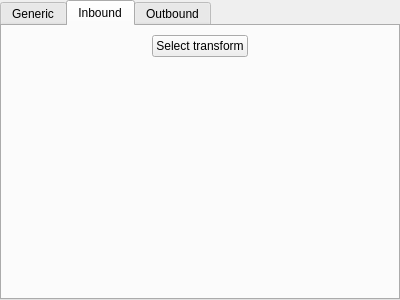
Before: the Qt Designer form gui/sources/blocksources/baseblocksourcewidget.ui in metrodango/pip3line, drawn with Qt 5.
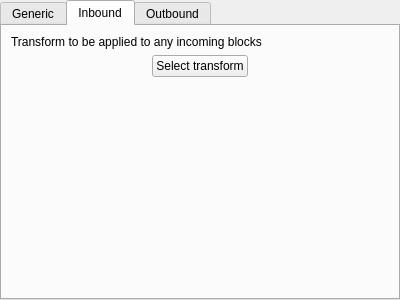
After: the same form once the commit is applied. The open tabs and pages were chosen to show the change. Custom widgets are drawn as their Qt base class.

Patch:
```diff
--- a/gui/sources/blocksources/baseblocksourcewidget.ui
+++ b/gui/sources/blocksources/baseblocksourcewidget.ui
@@ -122,6 +122,19 @@
     <string>Inbound</string>
    </attribute>
    <layout class="QVBoxLayout" name="verticalLayout">
+    <item>
+     <widget class="QLabel" name="inboundTransformLabel">
+      <property name="sizePolicy">
+       <sizepolicy hsizetype="Maximum" vsizetype="Maximum">
+        <horstretch>0</horstretch>
+        <verstretch>0</verstretch>
+       </sizepolicy>
+      </property>
+      <property name="text">
+       <string>Transform to be applied to any incoming blocks</string>
+      </property>
+     </widget>
+    </item>
     <item alignment="Qt::AlignHCenter|Qt::AlignTop">
      <widget class="QPushButton" name="selectInboundTransformPushButton">
       <property name="sizePolicy">
```
Left out of the diff: 29 changed lines with no effect on the pictures.
